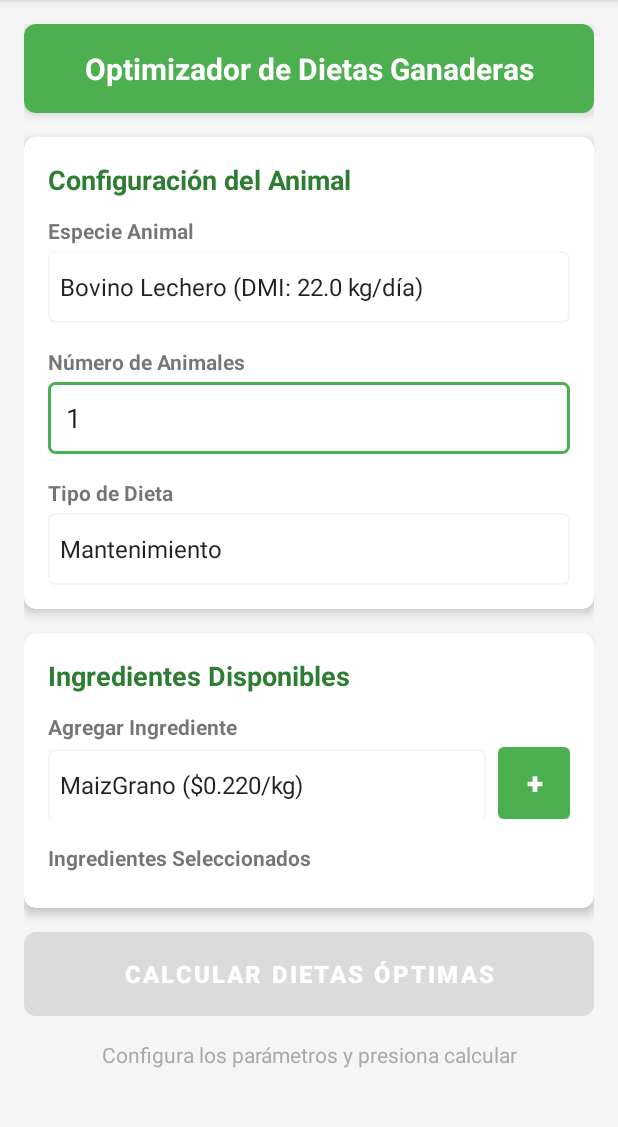
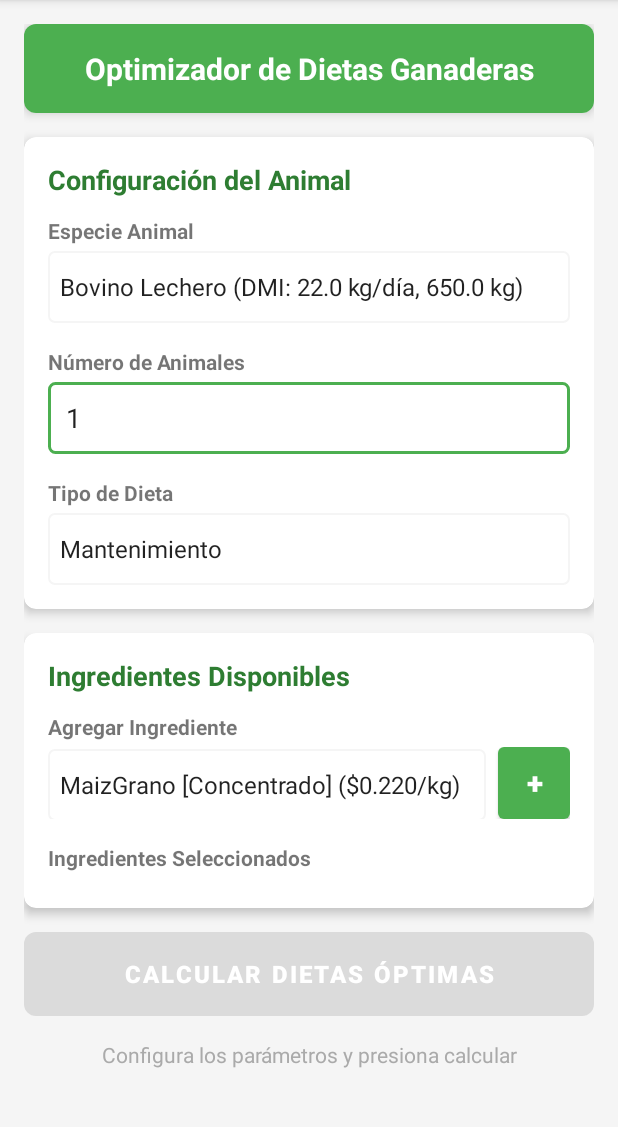
Before and after one commit to Bigsami89/DietOptimizerApp, an Android app: the screen it shows after launch (MainActivity), on a phone screen of 412 x 824 dp, the part 84-1211 px from its top. Run offline under Robolectric (Android 15) with nearby library versions, the light colour scheme and no system bars.

Commit message:
NuevoAlgoritmo

```diff
--- a/app/src/main/cpp/CMakeLists.txt
+++ b/app/src/main/cpp/CMakeLists.txt
@@ -23,6 +23,7 @@ endif()
 
 # Directorios de includes
 include_directories(include)
+include_directories(src/main/cpp/eigen/Eigen)
 
 # Encontrar librerías del sistema Android requeridas
 find_library(log-lib log)
--- a/app/src/main/java/com/example/dietoptimizerapp/MainActivity.java
+++ b/app/src/main/java/com/example/dietoptimizerapp/MainActivity.java
@@ -95,83 +95,116 @@ public class MainActivity extends AppCompatActivity {
     private List<Ingredient> createAvailableIngredients() {
         List<Ingredient> ingredients = new ArrayList<>();
 
-        // Maiz Grano -> MaizGrano
+        // ============ CONCENTRADOS ENERGÉTICOS (No forrajes) ============
+
+        // Maíz Grano - CONCENTRADO ENERGÉTICO
         Map<String, Double> maizNutrients = new HashMap<>();
-        maizNutrients.put("GE", 4.44); // Mcal/kg MS
-        maizNutrients.put("CP", 9.0); // %
-        maizNutrients.put("TDN", 90.0); // %
-        maizNutrients.put("NEm", 2.21); // Mcal/kg MS
-        maizNutrients.put("Ca", 0.02); // %
-        maizNutrients.put("P", 0.31); // %
-        maizNutrients.put("NDF", 10.5); // %
-        ingredients.add(new Ingredient("MaizGrano", 0.22, maizNutrients));
+        maizNutrients.put("GE", 4.44);     // Mcal/kg MS
+        maizNutrients.put("CP", 9.0);      // %
+        maizNutrients.put("TDN", 90.0);    // %
+        maizNutrients.put("NEm", 2.21);    // Mcal/kg MS
+        maizNutrients.put("Ca", 0.02);     // %
+        maizNutrients.put("P", 0.31);      // %
+        maizNutrients.put("NDF", 10.5);    // %
+        maizNutrients.put("Starch", 72.0); // % - NUEVO: Contenido de almidón
+        maizNutrients.put("Fat", 3.8);     // % - NUEVO: Contenido de grasa
+        Ingredient maiz = new Ingredient("MaizGrano", 0.22, maizNutrients);
+        maiz.setForage(false); // NO es forraje
+        ingredients.add(maiz);
 
-// Harina de Soja -> HarinaSoja (48.5% PB)
+        // Harina de Soja - CONCENTRADO PROTEICO
         Map<String, Double> sojaNutrients = new HashMap<>();
-        sojaNutrients.put("GE", 4.71); // Mcal/kg MS
-        sojaNutrients.put("CP", 50.0); // % (Ajustado a 48.5% PB en base húmeda, que es ~50% en MS)
-        sojaNutrients.put("TDN", 85.0); // %
-        sojaNutrients.put("NEm", 2.08); // Mcal/kg MS
-        sojaNutrients.put("Ca", 0.38); // %
-        sojaNutrients.put("P", 0.76); // %
-        sojaNutrients.put("NDF", 7.5); // %
-        ingredients.add(new Ingredient("HarinaSoja", 0.48, sojaNutrients));
+        sojaNutrients.put("GE", 4.71);
+        sojaNutrients.put("CP", 50.0);
+        sojaNutrients.put("TDN", 85.0);
+        sojaNutrients.put("NEm", 2.08);
+        sojaNutrients.put("Ca", 0.38);
+        sojaNutrients.put("P", 0.76);
+        sojaNutrients.put("NDF", 7.5);
+        sojaNutrients.put("Starch", 5.0);  // Bajo en almidón
+        sojaNutrients.put("Fat", 1.5);
+        Ingredient soja = new Ingredient("HarinaSoja", 0.48, sojaNutrients);
+        soja.setForage(false);
+        ingredients.add(soja);
 
-// Heno de Alfalfa -> HenoAlfalfa (Calidad media)
+        // DDGS - SUBPRODUCTO ENERGÉTICO-PROTEICO
+        Map<String, Double> ddgsNutrients = new HashMap<>();
+        ddgsNutrients.put("GE", 5.30);
+        ddgsNutrients.put("CP", 31.0);
+        ddgsNutrients.put("TDN", 89.0);
+        ddgsNutrients.put("NEm", 2.15);
+        ddgsNutrients.put("Ca", 0.07);
+        ddgsNutrients.put("P", 0.82);
+        ddgsNutrients.put("NDF", 38.0);    // Moderado en fibra
+        ddgsNutrients.put("Starch", 5.0);  // Bajo - fermentado
+        ddgsNutrients.put("Fat", 10.0);    // Alto en grasa - IMPORTANTE para metano
+        Ingredient ddgs = new Ingredient("DDGS", 0.25, ddgsNutrients);
+        ddgs.setForage(false); // Aunque tiene NDF, no es forraje estructural
+        ingredients.add(ddgs);
+
+        // Salvado de Trigo - SUBPRODUCTO FIBROSO
+        Map<String, Double> salvadoNutrients = new HashMap<>();
+        salvadoNutrients.put("GE", 4.52);
+        salvadoNutrients.put("CP", 17.0);
+        salvadoNutrients.put("TDN", 70.0);
+        salvadoNutrients.put("NEm", 1.62);
+        salvadoNutrients.put("Ca", 0.13);
+        salvadoNutrients.put("P", 1.18);
+        salvadoNutrients.put("NDF", 45.0);
+        salvadoNutrients.put("Starch", 20.0);
+        salvadoNutrients.put("Fat", 4.5);
+        Ingredient salvado = new Ingredient("SalvadoTrigo", 0.20, salvadoNutrients);
+        salvado.setForage(false); // Subproducto, no forraje
+        ingredients.add(salvado);
+
+        // Melaza de Caña - PALATABILIZANTE ENERGÉTICO
+        Map<String, Double> melazaNutrients = new HashMap<>();
+        melazaNutrients.put("GE", 4.10);
+        melazaNutrients.put("CP", 7.5);
+        melazaNutrients.put("TDN", 78.0);
+        melazaNutrients.put("NEm", 1.85);
+        melazaNutrients.put("Ca", 1.0);
+        melazaNutrients.put("P", 0.08);
+        melazaNutrients.put("NDF", 0.0);   // Sin fibra estructural
+        melazaNutrients.put("Starch", 0.0); // Azúcares simples
+        melazaNutrients.put("Fat", 0.1);
+        Ingredient melaza = new Ingredient("MelazaCana", 0.18, melazaNutrients);
+        melaza.setForage(false);
+        ingredients.add(melaza);
+
+        // ============ FORRAJES (Alto NDF, baja energía) ============
+
+        // Heno de Alfalfa - FORRAJE DE ALTA CALIDAD
         Map<String, Double> alfalfaNutrients = new HashMap<>();
-        alfalfaNutrients.put("GE", 4.20); // Mcal/kg MS
-        alfalfaNutrients.put("CP", 18.0); // %
-        alfalfaNutrients.put("TDN", 62.0); // %
-        alfalfaNutrients.put("NEm", 1.35); // Mcal/kg MS
-        alfalfaNutrients.put("Ca", 1.45); // %
-        alfalfaNutrients.put("P", 0.26); // %
-        alfalfaNutrients.put("NDF", 44.0); // %
-        ingredients.add(new Ingredient("HenoAlfalfa", 0.15, alfalfaNutrients));
+        alfalfaNutrients.put("GE", 4.20);
+        alfalfaNutrients.put("CP", 18.0);
+        alfalfaNutrients.put("TDN", 62.0);
+        alfalfaNutrients.put("NEm", 1.35);
+        alfalfaNutrients.put("Ca", 1.45);
+        alfalfaNutrients.put("P", 0.26);
+        alfalfaNutrients.put("NDF", 44.0);  // Alto - Típico de forraje
+        alfalfaNutrients.put("Starch", 2.0); // Muy bajo
+        alfalfaNutrients.put("Fat", 2.5);
+        Ingredient alfalfa = new Ingredient("HenoAlfalfa", 0.15, alfalfaNutrients);
+        alfalfa.setForage(true); // *** FORRAJE ***
+        ingredients.add(alfalfa);
 
-// Granos Destileria (DDGS) -> DDGS (Maíz)
-        Map<String, Double> ddgsNutrients = new HashMap<>();
-        ddgsNutrients.put("GE", 5.30); // Mcal/kg MS - Valor más alto por la concentración de grasa.
-        ddgsNutrients.put("CP", 31.0); // %
-        ddgsNutrients.put("TDN", 89.0); // %
-        ddgsNutrients.put("NEm", 2.15); // Mcal/kg MS
-        ddgsNutrients.put("Ca", 0.07); // % - Valor real es bastante bajo.
-        ddgsNutrients.put("P", 0.82); // % - Fuente rica en fósforo.
-        ddgsNutrients.put("NDF", 38.0); // %
-        ingredients.add(new Ingredient("DDGS", 0.25, ddgsNutrients));
+        // ============ SUPLEMENTOS MINERALES ============
 
-// Premix Mineral-Vit -> PremixMineral
-// Los valores pueden variar enormemente. Estos representan un premix común para bovinos.
+        // Premix Mineral-Vitamínico
         Map<String, Double> premixNutrients = new HashMap<>();
         premixNutrients.put("GE", 0.0);
         premixNutrients.put("CP", 0.0);
         premixNutrients.put("TDN", 0.0);
         premixNutrients.put("NEm", 0.0);
-        premixNutrients.put("Ca", 24.0); // % - Común en premezclas altas en calcio.
-        premixNutrients.put("P", 12.0); // % - Ratio Ca:P de 2:1 es típico.
+        premixNutrients.put("Ca", 24.0);   // Fuente concentrada de Ca
+        premixNutrients.put("P", 12.0);    // Fuente concentrada de P
         premixNutrients.put("NDF", 0.0);
-        ingredients.add(new Ingredient("PremixMineral", 1.50, premixNutrients));
-
-// Melaza de Caña -> MelazaCana
-        Map<String, Double> melazaNutrients = new HashMap<>();
-        melazaNutrients.put("GE", 4.10); // Mcal/kg MS
-        melazaNutrients.put("CP", 7.5); // % - Puede variar, pero 4% es bajo.
-        melazaNutrients.put("TDN", 78.0); // %
-        melazaNutrients.put("NEm", 1.85); // Mcal/kg MS
-        melazaNutrients.put("Ca", 1.0); // %
-        melazaNutrients.put("P", 0.08); // %
-        melazaNutrients.put("NDF", 0.0); // % - No contiene fibra estructural.
-        ingredients.add(new Ingredient("MelazaCana", 0.18, melazaNutrients));
-
-// Salvado de Trigo -> SalvadoTrigo
-        Map<String, Double> salvadoNutrients = new HashMap<>();
-        salvadoNutrients.put("GE", 4.52); // Mcal/kg MS
-        salvadoNutrients.put("CP", 17.0); // %
-        salvadoNutrients.put("TDN", 70.0); // %
-        salvadoNutrients.put("NEm", 1.62); // Mcal/kg MS
-        salvadoNutrients.put("Ca", 0.13); // %
-        salvadoNutrients.put("P", 1.18); // % - Muy alto en fósforo, un punto clave de este ingrediente.
-        salvadoNutrients.put("NDF", 45.0); // %
-        ingredients.add(new Ingredient("SalvadoTrigo", 0.20, salvadoNutrients));
+        premixNutrients.put("Starch", 0.0);
+        premixNutrients.put("Fat", 0.0);
+        Ingredient premix = new Ingredient("PremixMineral", 1.50, premixNutrients);
+        premix.setForage(false);
+        ingredients.add(premix);
 
         return ingredients;
     }
--- a/app/src/main/java/com/example/dietoptimizerapp/models/AnimalType.java
+++ b/app/src/main/java/com/example/dietoptimizerapp/models/AnimalType.java
@@ -6,12 +6,14 @@ import java.util.Map;
 public class AnimalType {
     private String name;
     private double dmiKgDay; // Dry Matter Intake kg/day
+    private double bodyWeightKg; // NUEVO: Peso corporal en kg para cálculos de metano
     private Map<String, Double> minRequirements;
     private Map<String, Double> maxRequirements;
 
-    public AnimalType(String name, double dmiKgDay) {
+    public AnimalType(String name, double dmiKgDay, double bodyWeightKg) {
         this.name = name;
         this.dmiKgDay = dmiKgDay;
+        this.bodyWeightKg = bodyWeightKg;
         this.minRequirements = new HashMap<>();
         this.maxRequirements = new HashMap<>();
     }
@@ -22,6 +24,9 @@ public class AnimalType {
 
     public double getDmiKgDay() { return dmiKgDay; }
     public void setDmiKgDay(double dmiKgDay) { this.dmiKgDay = dmiKgDay; }
+
+    public double getBodyWeightKg() { return bodyWeightKg; }
+    public void setBodyWeightKg(double bodyWeightKg) { this.bodyWeightKg = bodyWeightKg; }
 
     public Map<String, Double> getMinRequirements() { return minRequirements; }
     public void setMinRequirements(Map<String, Double> minRequirements) { this.minRequirements = minRequirements; }
@@ -39,54 +44,46 @@ public class AnimalType {
 
     @Override
     public String toString() {
-        return name + " (DMI: " + dmiKgDay + " kg/día)";
+        return name + " (DMI: " + dmiKgDay + " kg/día, " + bodyWeightKg + " kg)";
     }
 
-    // Factory method para crear tipos de animales predefinidos
+    // Factory method con datos científicamente actualizados
     public static AnimalType[] getDefaultAnimalTypes() {
-        // --- Requerimientos para Bovino Lechero ---
-// Valores ajustados para una vaca de ~650 kg produciendo ~25 L/día.
-// El consumo de materia seca (CMS) se estima en 22 kg.
-        AnimalType bovinoLechero = new AnimalType("Bovino Lechero", 22.0);
-        bovinoLechero.addMinRequirement("CP", 16.5); // % - Ligero aumento para sostener la producción de leche.
-        bovinoLechero.addMinRequirement("NEm", 1.65); // Mcal/kg MS - Nivel de energía para lactancia.
-        bovinoLechero.addMinRequirement("Ca", 0.75); // % - Mayor demanda por la producción de leche.
-        bovinoLechero.addMaxRequirement("NDF", 35.0); // % - Un límite máximo ligeramente superior es más realista.
-        bovinoLechero.addMinRequirement("P", 0.38); // % - Se define como mínimo en lugar de máximo. El fósforo es esencial.
-        bovinoLechero.addMaxRequirement("CP", 18.5); // % - Límite superior común para vacas de alta producción.
+        // Bovino Lechero: ~650 kg, 22 kg MS/día
+        AnimalType bovinoLechero = new AnimalType("Bovino Lechero", 22.0, 650.0);
+        bovinoLechero.addMinRequirement("CP", 16.5);
+        bovinoLechero.addMinRequirement("NEm", 1.65);
+        bovinoLechero.addMinRequirement("Ca", 0.30);
+        bovinoLechero.addMaxRequirement("NDF", 35.0);
+        bovinoLechero.addMinRequirement("P", 0.38);
+        bovinoLechero.addMaxRequirement("CP", 18.5);
 
-// --- Requerimientos para Bovino de Carne ---
-// Ajustado para un animal en etapa de finalización/engorde (~450 kg).
-// El consumo de materia seca (CMS) se estima en 10.5 kg.
-        AnimalType bovinoCarne = new AnimalType("Bovino de Carne", 10.5);
-        bovinoCarne.addMinRequirement("CP", 12.0); // % - Reducido, ya que en finalización la demanda de proteína es menor.
-        bovinoCarne.addMinRequirement("NEm", 1.9); // Mcal/kg MS - Mayor densidad energética para la ganancia de peso.
-        bovinoCarne.addMinRequirement("Ca", 0.30); // % - Requerimientos menores que en lecheros.
-        bovinoCarne.addMaxRequirement("NDF", 30.0); // % - Se busca menor fibra para maximizar el consumo de energía.
-        bovinoCarne.addMinRequirement("P", 0.25); // % - Definido como mínimo.
-        bovinoCarne.addMaxRequirement("CP", 14.0); // % - Un exceso de proteína en esta etapa no es costo-eficiente.
+        // Bovino de Carne: ~450 kg, 10.5 kg MS/día
+        AnimalType bovinoCarne = new AnimalType("Bovino de Carne", 10.5, 450.0);
+        bovinoCarne.addMinRequirement("CP", 12.0);
+        bovinoCarne.addMinRequirement("NEm", 1.9);
+        bovinoCarne.addMinRequirement("Ca", 0.30);
+        bovinoCarne.addMaxRequirement("NDF", 30.0);
+        bovinoCarne.addMinRequirement("P", 0.25);
+        bovinoCarne.addMaxRequirement("CP", 14.0);
 
-// --- Requerimientos para Ovino ---
-// Ajustado para una oveja adulta en mantenimiento (~70 kg).
-// El consumo de materia seca (CMS) se estima en 1.8 kg.
-        AnimalType ovino = new AnimalType("Ovino", 1.8);
-        ovino.addMinRequirement("CP", 11.0); // % - Adecuado para mantenimiento.
-        ovino.addMinRequirement("NEm", 1.4); // Mcal/kg MS - Nivel de energía de mantenimiento.
-        ovino.addMinRequirement("Ca", 0.30); // % - Valor estándar.
-        ovino.addMaxRequirement("NDF", 50.0); // % - Los ovinos pueden manejar niveles más altos de fibra.
-        ovino.addMinRequirement("P", 0.22); // % - Definido como mínimo.
-        ovino.addMaxRequirement("CP", 15.0); // %
+        // Ovino: ~70 kg, 1.8 kg MS/día
+        AnimalType ovino = new AnimalType("Ovino", 1.8, 70.0);
+        ovino.addMinRequirement("CP", 11.0);
+        ovino.addMinRequirement("NEm", 1.4);
+        ovino.addMinRequirement("Ca", 0.30);
+        ovino.addMaxRequirement("NDF", 50.0);
+        ovino.addMinRequirement("P", 0.22);
+        ovino.addMaxRequirement("CP", 15.0);
 
-// --- Requerimientos para Caprino ---
-// Ajustado para una cabra lechera en producción media (~60 kg).
-// El consumo de materia seca (CMS) se estima en 2.2 kg.
-        AnimalType caprino = new AnimalType("Caprino", 2.2);
-        caprino.addMinRequirement("CP", 14.0); // % - Necesario para producción de leche.
-        caprino.addMinRequirement("NEm", 1.65); // Mcal/kg MS - Similar a vacas lecheras de menor producción.
-        caprino.addMinRequirement("Ca", 0.60); // %
-        caprino.addMaxRequirement("NDF", 40.0); // %
-        caprino.addMinRequirement("P", 0.35); // % - Definido como mínimo.
-        caprino.addMaxRequirement("CP", 18.0); // %
+        // Caprino: ~60 kg, 2.2 kg MS/día
+        AnimalType caprino = new AnimalType("Caprino", 2.2, 60.0);
+        caprino.addMinRequirement("CP", 14.0);
+        caprino.addMinRequirement("NEm", 1.65);
+        caprino.addMinRequirement("Ca", 0.60);
+        caprino.addMaxRequirement("NDF", 40.0);
+        caprino.addMinRequirement("P", 0.35);
+        caprino.addMaxRequirement("CP", 18.0);
 
         return new AnimalType[]{bovinoLechero, bovinoCarne, ovino, caprino};
     }
--- a/app/src/main/java/com/example/dietoptimizerapp/models/Ingredient.java
+++ b/app/src/main/java/com/example/dietoptimizerapp/models/Ingredient.java
@@ -8,12 +8,15 @@ public class Ingredient {
     private double cost; // Precio por kg
     private Map<String, Double> nutrients;
     private boolean selected;
+    private boolean isForage; // NUEVO: Clasificación para cálculo de metano
 
     public Ingredient(String name, double cost) {
         this.name = name;
         this.cost = cost;
         this.nutrients = new HashMap<>();
         this.selected = false;
+        this.isForage = false;
+        autoDetectForage(); // Detectar automáticamente
     }
 
     // Constructor con nutrientes
@@ -22,6 +25,8 @@ public class Ingredient {
         this.cost = cost;
         this.nutrients = nutrients;
         this.selected = false;
+        this.isForage = false;
+        autoDetectForage(); // Detectar automáticamente basado en composición
     }
 
     // Getters y setters
@@ -32,10 +37,17 @@ public class Ingredient {
     public void setCost(double cost) { this.cost = cost; }
 
     public Map<String, Double> getNutrients() { return nutrients; }
-    public void setNutrients(Map<String, Double> nutrients) { this.nutrients = nutrients; }
+    public void setNutrients(Map<String, Double> nutrients) {
+        this.nutrients = nutrients;
+        autoDetectForage(); // Re-detectar cuando cambian los nutrientes
+    }
 
     public boolean isSelected() { return selected; }
     public void setSelected(boolean selected) { this.selected = selected; }
+
+    // NUEVOS métodos para clasificación de forraje
+    public boolean isForage() { return isForage; }
+    public void setForage(boolean isForage) { this.isForage = isForage; }
 
     public void addNutrient(String nutrient, double value) {
         this.nutrients.put(nutrient, value);
@@ -45,6 +57,29 @@ public class Ingredient {
         return nutrients.getOrDefault(nutrient, 0.0);
     }
 
+    /**
+     * Detecta automáticamente si un ingrediente es forraje según criterios NASEM 2016
+     * Criterios: NDF > 25%, CP < 20%, TDN < 75%
+     */
+    private void autoDetectForage() {
+        double ndf = getNutrient("NDF");
+        double cp = getNutrient("CP");
+        double tdn = getNutrient("TDN");
+
+        // Lógica de detección según composición nutricional
+        if (ndf > 25.0 && cp < 20.0) {
+            this.isForage = true;
+        } else if (ndf > 35.0) {
+            // NDF muy alto casi siempre indica forraje
+            this.isForage = true;
+        } else if (tdn < 65.0 && ndf > 20.0) {
+            // Baja digestibilidad con fibra moderada
+            this.isForage = true;
+        } else {
+            this.isForage = false;
+        }
+    }
+
     // Cálculos de costo
     public double getCostPerTonne() {
         return cost * 1000;
@@ -52,6 +87,7 @@ public class Ingredient {
 
     @Override
     public String toString() {
-        return name + " ($" + String.format("%.3f", cost) + "/kg)";
+        String type = isForage ? " [Forraje]" : " [Concentrado]";
+        return name + type + " ($" + String.format("%.3f", cost) + "/kg)";
     }
 }
```
Also changed, not shown: app/src/main/java/com/example/dietoptimizerapp/utils/JsonBuilder.java (+15 -12 lines), 10 other files.
